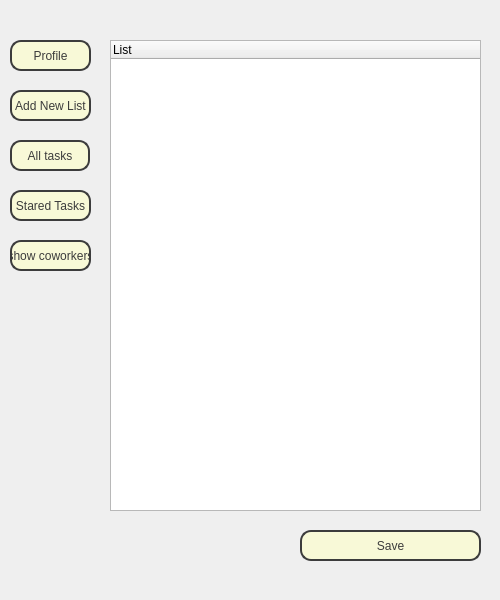
Qt form profile_user.ui (Nimamms/Final_pishrafte_project) before a commit.
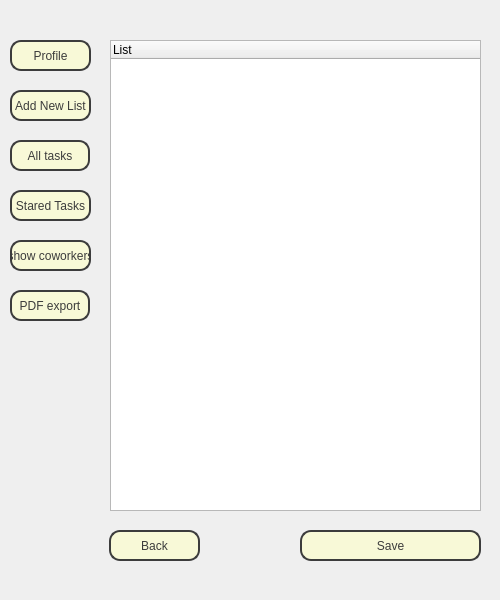
The same form after that commit. Icons and pictures are not drawn.

```diff
--- a/profile_user.ui
+++ b/profile_user.ui
@@ -206,6 +206,46 @@
     <string>Save</string>
    </property>
   </widget>
+  <widget class="QPushButton" name="PB_back">
+   <property name="geometry">
+    <rect>
+     <x>109</x>
+     <y>530</y>
+     <width>91</width>
+     <height>31</height>
+    </rect>
+   </property>
+   <property name="styleSheet">
+    <string notr="true">font: 75 10pt &quot;MRT_Thameen DemiBold&quot;;
+color: rgb(60, 60, 60); 
+                                     background-color: #F8F9D7; 
+                                     border: 2px solid rgb(60, 60, 60);
+                                     border-radius: 11px;</string>
+   </property>
+   <property name="text">
+    <string>Back</string>
+   </property>
+  </widget>
+  <widget class="QPushButton" name="pushButton_3">
+   <property name="geometry">
+    <rect>
+     <x>10</x>
+     <y>290</y>
+     <width>80</width>
+     <height>31</height>
+    </rect>
+   </property>
+   <property name="styleSheet">
+    <string notr="true">font: 75 8pt &quot;MRT_Thameen DemiBold&quot;;
+color: rgb(60, 60, 60); 
+                                     background-color: #F8F9D7; 
+                                     border: 2px solid rgb(60, 60, 60);
+                                     border-radius: 11px;</string>
+   </property>
+   <property name="text">
+    <string>PDF export</string>
+   </property>
+  </widget>
  </widget>
  <resources/>
  <connections/>
```
